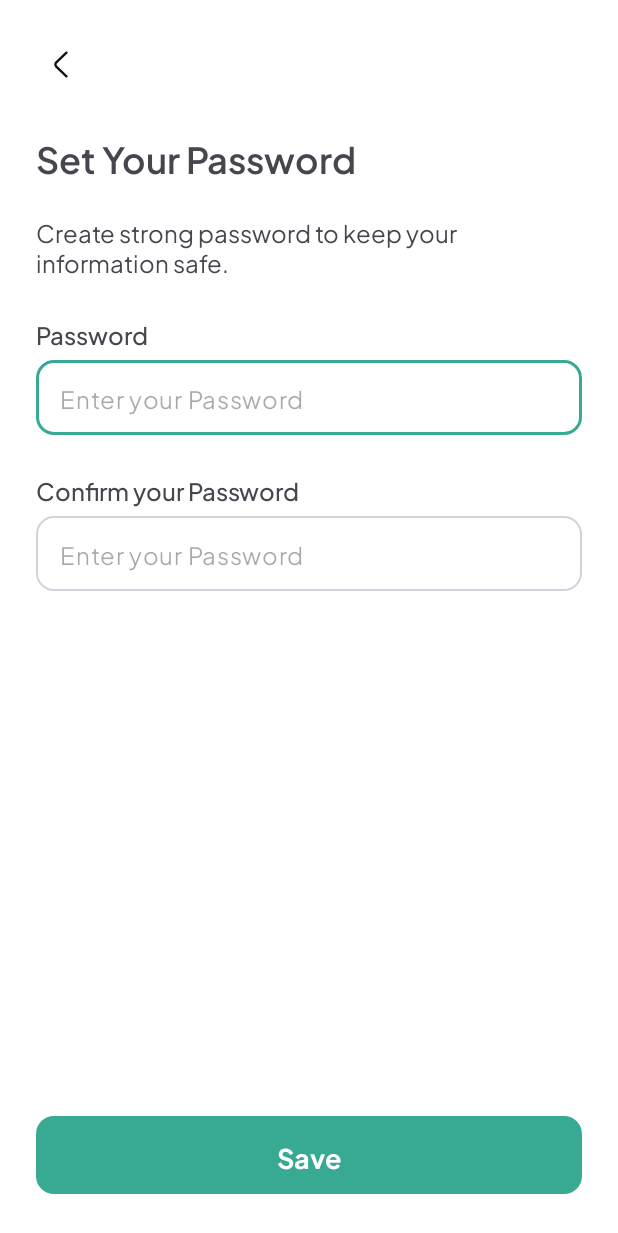
After one commit to SkyExplorer-Team/android-dev, an Android app: the fragment SetPasswordFragment shown on its own in the app's theme, on a phone screen of 412 x 824 dp. The commit adds this screen. Shown: the top 1233 px of the screen. Run offline under Robolectric (Android 15) with nearby library versions, the phone set to English and light mode, and no system bars.

Commit message:
slicing set password

```diff
--- /dev/null
+++ b/app/src/main/java/com/capstone/skyexplorer/presentation/ui/signup/SetPasswordFragment.kt
@@ -0,0 +1,60 @@
+package com.capstone.skyexplorer.presentation.ui.signup
+
+import android.os.Bundle
+import androidx.fragment.app.Fragment
+import android.view.LayoutInflater
+import android.view.View
+import android.view.ViewGroup
+import com.capstone.skyexplorer.R
+
+// TODO: Rename parameter arguments, choose names that match
+// the fragment initialization parameters, e.g. ARG_ITEM_NUMBER
+private const val ARG_PARAM1 = "param1"
+private const val ARG_PARAM2 = "param2"
+
+/**
+ * A simple [Fragment] subclass.
+ * Use the [SetPasswordFragment.newInstance] factory method to
+ * create an instance of this fragment.
+ */
+class SetPasswordFragment : Fragment() {
+    // TODO: Rename and change types of parameters
+    private var param1: String? = null
+    private var param2: String? = null
+
+    override fun onCreate(savedInstanceState: Bundle?) {
+        super.onCreate(savedInstanceState)
+        arguments?.let {
+            param1 = it.getString(ARG_PARAM1)
+            param2 = it.getString(ARG_PARAM2)
+        }
+    }
+
+    override fun onCreateView(
+        inflater: LayoutInflater, container: ViewGroup?,
+        savedInstanceState: Bundle?
+    ): View? {
+        // Inflate the layout for this fragment
+        return inflater.inflate(R.layout.fragment_set_password, container, false)
+    }
+
+    companion object {
+        /**
+         * Use this factory method to create a new instance of
+         * this fragment using the provided parameters.
+         *
+         * @param param1 Parameter 1.
+         * @param param2 Parameter 2.
+         * @return A new instance of fragment SetPasswordFragment.
+         */
+        // TODO: Rename and change types and number of parameters
+        @JvmStatic
+        fun newInstance(param1: String, param2: String) =
+            SetPasswordFragment().apply {
+                arguments = Bundle().apply {
+                    putString(ARG_PARAM1, param1)
+                    putString(ARG_PARAM2, param2)
+                }
+            }
+    }
+}
--- /dev/null
+++ b/app/src/main/res/layout/fragment_set_password.xml
@@ -0,0 +1,111 @@
+<?xml version="1.0" encoding="utf-8"?>
+<androidx.constraintlayout.widget.ConstraintLayout xmlns:android="http://schemas.android.com/apk/res/android"
+    xmlns:app="http://schemas.android.com/apk/res-auto"
+    xmlns:tools="http://schemas.android.com/tools"
+    android:layout_width="match_parent"
+    android:layout_height="match_parent"
+    tools:context=".presentation.ui.signup.SetPasswordFragment"
+    android:background="@color/white"
+    android:padding="24dp">
+
+    <ImageButton
+        android:id="@+id/btnBack"
+        android:layout_width="wrap_content"
+        android:layout_height="wrap_content"
+        android:backgroundTint="@color/white"
+        android:src="@drawable/ic_back"
+        app:layout_constraintStart_toStartOf="parent"
+        app:layout_constraintTop_toTopOf="parent" />
+
+    <TextView
+        android:id="@+id/tvSetPassword"
+        android:layout_width="wrap_content"
+        android:layout_height="wrap_content"
+        android:layout_marginTop="24dp"
+        android:fontFamily="@font/pjs_semibold"
+        android:text="@string/set_your_password"
+        android:textSize="24sp"
+        app:layout_constraintStart_toStartOf="parent"
+        app:layout_constraintTop_toBottomOf="@id/btnBack" />
+
+    <TextView
+        android:id="@+id/tvDescription"
+        android:layout_width="match_parent"
+        android:layout_height="wrap_content"
+        android:layout_marginTop="20dp"
+        android:fontFamily="@font/pjs_regular"
+        android:text="@string/create_strong_password_to_keep_your_information_safe"
+        android:textSize="16sp"
+        app:layout_constraintStart_toStartOf="@id/tvSetPassword"
+        app:layout_constraintTop_toBottomOf="@id/tvSetPassword" />
+
+    <TextView
+        android:id="@+id/tvPassword"
+        android:layout_width="wrap_content"
+        android:layout_height="wrap_content"
+        android:layout_marginTop="24dp"
+        android:fontFamily="@font/pjs_medium"
+        android:text="@string/password"
+        android:textSize="16sp"
+        app:layout_constraintStart_toStartOf="@id/tvSetPassword"
+        app:layout_constraintTop_toBottomOf="@id/tvDescription" />
+
+    <com.google.android.material.textfield.TextInputLayout
+        android:id="@+id/edtPassword"
+        style="@style/TextInput"
+        android:layout_marginTop="6dp"
+        app:boxStrokeErrorColor="@color/danger_500"
+        app:hintEnabled="false"
+        app:layout_constraintStart_toStartOf="parent"
+        app:layout_constraintTop_toBottomOf="@id/tvPassword">
+
+        <com.google.android.material.textfield.TextInputEditText
+            android:id="@+id/inputPassword"
+            android:layout_width="match_parent"
+            android:layout_height="wrap_content"
+            android:fontFamily="@font/pjs_regular"
+            android:hint="@string/enter_password"
+            android:inputType="textEmailAddress"
+            android:textSize="16sp" />
+
+    </com.google.android.material.textfield.TextInputLayout>
+
+    <TextView
+        android:id="@+id/tvConfirmPassword"
+        android:layout_width="wrap_content"
+        android:layout_height="wrap_content"
+        android:layout_marginTop="24dp"
+        android:fontFamily="@font/pjs_medium"
+        android:text="@string/confirm_your_password"
+        android:textSize="16sp"
+        app:layout_constraintStart_toStartOf="@id/tvSetPassword"
+        app:layout_constraintTop_toBottomOf="@id/edtPassword" />
+
+    <com.google.android.material.textfield.TextInputLayout
+        android:id="@+id/edtConfirmPassword"
+        style="@style/TextInput"
+        android:layout_marginTop="6dp"
+        app:boxStrokeErrorColor="@color/danger_500"
+        app:hintEnabled="false"
+        app:layout_constraintStart_toStartOf="parent"
+        app:layout_constraintTop_toBottomOf="@id/tvConfirmPassword">
+
+        <com.google.android.material.textfield.TextInputEditText
+            android:id="@+id/inputConfirmPassword"
+            android:layout_width="match_parent"
+            android:layout_height="wrap_content"
+            android:fontFamily="@font/pjs_regular"
+            android:hint="@string/enter_password"
+            android:inputType="textEmailAddress"
+            android:textSize="16sp" />
+
+    </com.google.android.material.textfield.TextInputLayout>
+
+    <com.google.android.material.button.MaterialButton
+        android:id="@+id/btnSignIn"
+        style="@style/ButtonStyle"
+        android:text="@string/save"
+        app:layout_constraintBottom_toBottomOf="parent"
+        app:layout_constraintStart_toStartOf="@id/tvSetPassword" />
+
+</androidx.constraintlayout.widget.ConstraintLayout>
--- a/app/src/main/res/values/strings.xml
+++ b/app/src/main/res/values/strings.xml
@@ -34,4 +34,11 @@
     <string name="verify_code">Verify Code</string>
     <string name="enter_the_verification_code_we_send_you_on">Enter the verification code we send you on</string>
     <string name="verify">Verify</string>
+    <string name="set_your_password">Set Your Password</string>
+    <string name="create_strong_password_to_keep_your_information_safe">Create strong password to keep your information safe.</string>
+    <string name="confirm_your_password">Confirm your Password</string>
+    <string name="save">Save</string>
+    <string name="personal">Personal</string>
+    <string name="contact">Contact</string>
+    <string name="check">Check</string>
 </resources>
```
Also changed, not shown: app/src/main/res/layout/fragment_sign_up_check.xml (+60 -21 lines), app/src/main/res/layout/fragment_sign_up_contact.xml (+58 -18 lines), app/src/main/res/layout/fragment_sign_up_personal.xml (+60 -18 lines).
